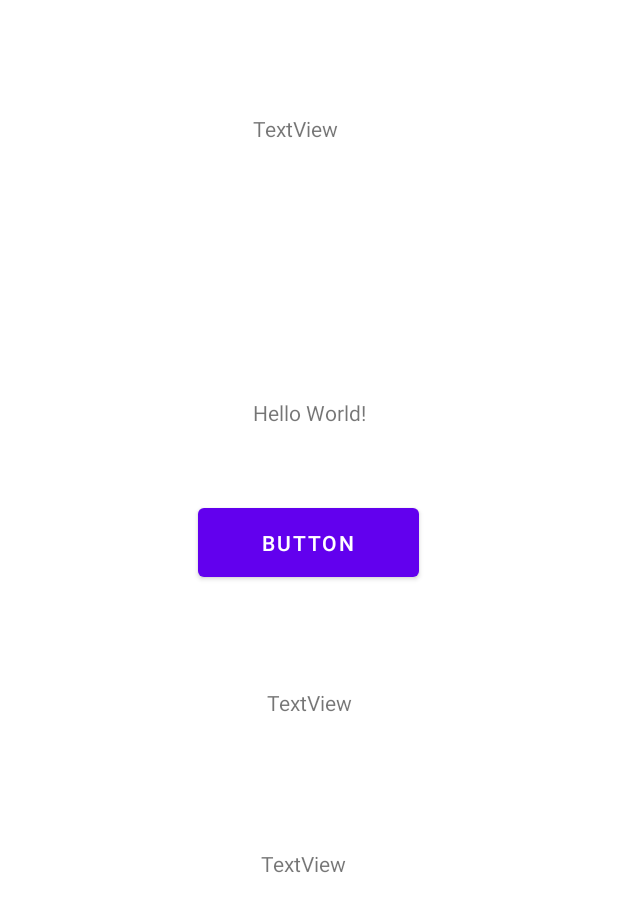
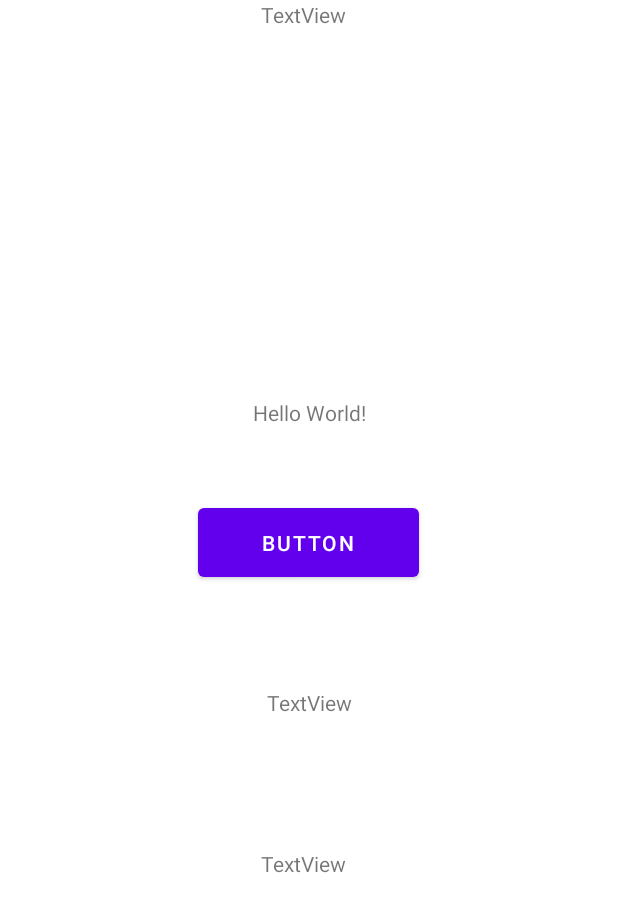
Before and after one commit to Arhizmei/if_when, an Android app: the layout activity_main.xml on its own in the app's theme, with its tools: preview values and no code run, on a phone screen of 412 x 824 dp. Shown: the top 912 px of the screen. Run offline under Robolectric (Android 15) with nearby library versions, the phone set to English and light mode, and no system bars.

Commit message:
first change

```diff
--- a/app/src/main/res/layout/activity_main.xml
+++ b/app/src/main/res/layout/activity_main.xml
@@ -65,12 +65,11 @@
         android:id="@+id/textView6"
         android:layout_width="wrap_content"
         android:layout_height="wrap_content"
-        android:layout_marginTop="76dp"
         android:text="TextView"
         app:layout_constraintEnd_toEndOf="parent"
-        app:layout_constraintHorizontal_bias="0.475"
+        app:layout_constraintHorizontal_bias="0.49"
         app:layout_constraintStart_toStartOf="parent"
-        app:layout_constraintTop_toTopOf="parent" />
+        tools:layout_editor_absoluteY="80dp" />
 
     <Button
         android:id="@+id/button3"
```
